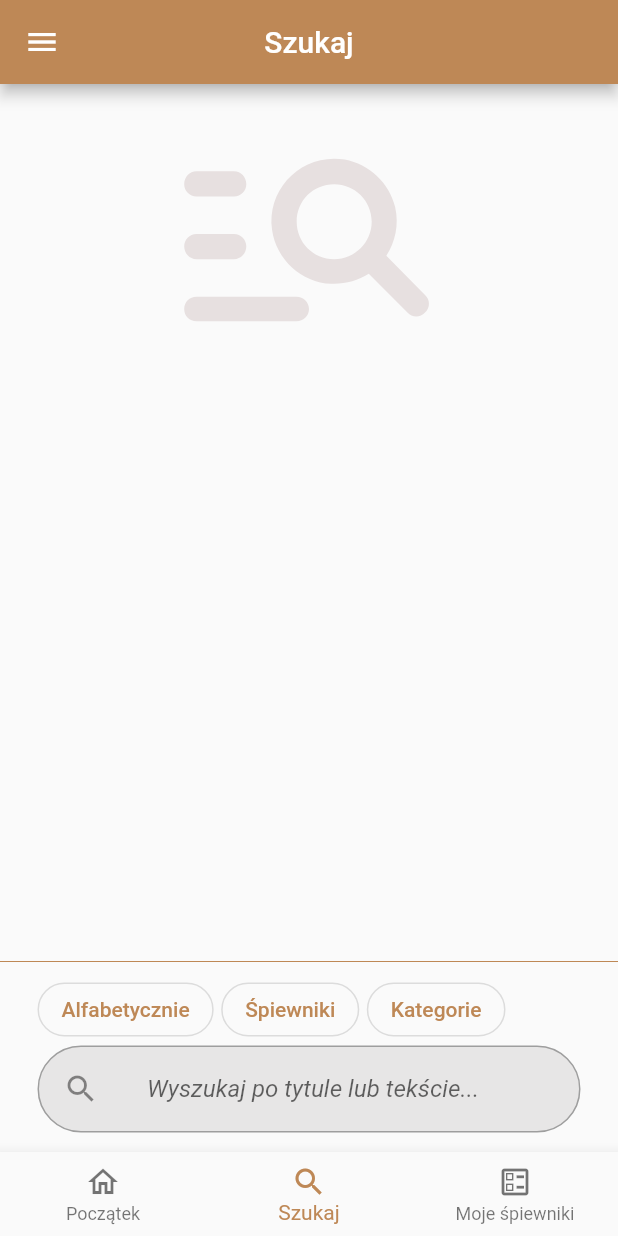
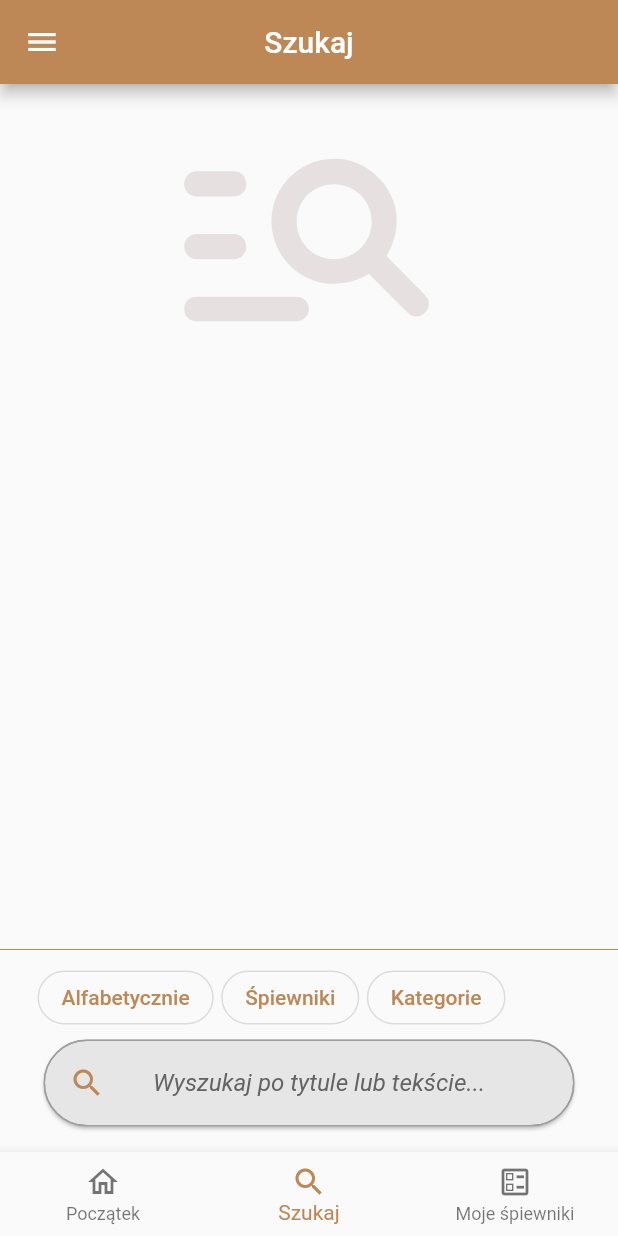
Before and after one commit to Wikcio1618/HymnalApp, a Flutter app: the screen it shows after launch, item 2 of the bottom bar chosen, on a phone screen of 412 x 824 dp. Run offline on Flutter 3.47's test engine with Material 2 defaults, Android fonts, the phone set to English and light mode, and no system bars; our stand-ins replace google_fonts.

Commit message:
Basic library Ui finished

```diff
--- a/lib/root_search.dart
+++ b/lib/root_search.dart
@@ -1,6 +1,8 @@
 import 'package:flutter/material.dart';
+import 'package:flutter/scheduler.dart';
 import 'package:hymnal_app/search/search_alphabet.dart';
 import 'package:hymnal_app/search/search_category.dart';
+import 'package:hymnal_app/search/search_keyboard.dart';
 import 'package:hymnal_app/search/search_nothing.dart';
 import 'package:hymnal_app/search/search_songbook.dart';
 
@@ -24,6 +26,7 @@ class _SearchState extends State<Search> {
 
   @override
   Widget build(BuildContext context) {
+    timeDilation = 1.5;
     return _customSearchContainer();
   }
 
@@ -51,24 +54,36 @@ class _SearchState extends State<Search> {
                     _customSearchOutlinedButton('Kategorie', 2),
                   ],
                 ),
-                ListTile(
-                  tileColor: const Color.fromARGB(255, 231, 230, 230),
-                  shape: const RoundedRectangleBorder(
-                      side: BorderSide(color: Colors.grey),
-                      borderRadius: BorderRadius.all(Radius.circular(30))),
-                  leading: const Icon(Icons.search),
-                  title: TextField(
-                    autocorrect: false,
-                    // autofocus: true,
-                    onTap: () {
-                      onSearchOptionTap(3);
-                    },
-                    decoration: const InputDecoration(
-                        border: InputBorder.none,
-                        hintText: 'Wyszukaj po tytule lub tekście...',
-                        hintStyle: TextStyle(fontStyle: FontStyle.italic)),
-                  ),
-                ),
+                Hero(
+                    tag: 'searchBar',
+                    child: Card(
+                      shape: const RoundedRectangleBorder(
+                          side: BorderSide(color: Colors.grey),
+                          borderRadius: BorderRadius.all(Radius.circular(30))),
+                      child: ListTile(
+                        onTap: () {
+                          Navigator.of(context)
+                              .push(MaterialPageRoute(builder: (context) {
+                            return const SearchView();
+                          }));
+                        },
+                        tileColor: const Color.fromARGB(255, 231, 230, 230),
+                        shape: const RoundedRectangleBorder(
+                            side: BorderSide(color: Colors.grey),
+                            borderRadius:
+                                BorderRadius.all(Radius.circular(30))),
+                        leading: const Icon(
+                          Icons.search,
+                          color: Color.fromARGB(255, 190, 136, 86),
+                        ),
+                        title: const Text(
+                          'Wyszukaj po tytule lub tekście...',
+                          style: TextStyle(
+                              fontStyle: FontStyle.italic,
+                              color: Color.fromARGB(255, 100, 99, 99)),
+                        ),
+                      ),
+                    )),
                 const SizedBox(
                   height: 3,
                 ),
```
Also changed, not shown: lib/search/search_keyboard.dart (added, +59 -0 lines).
